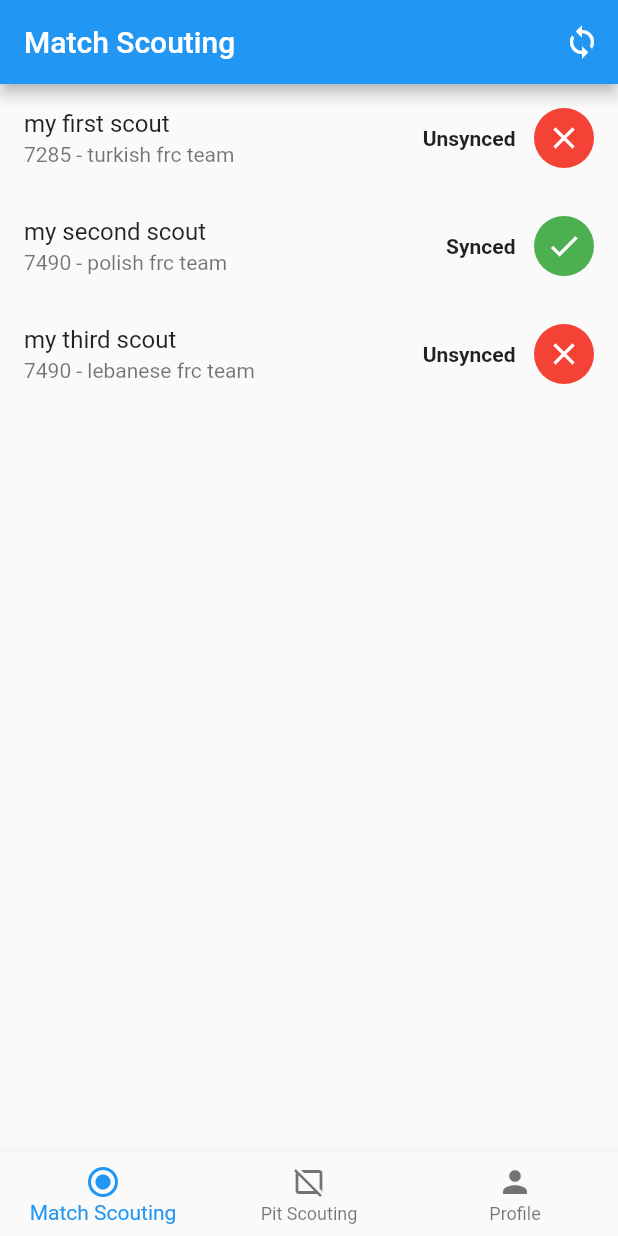
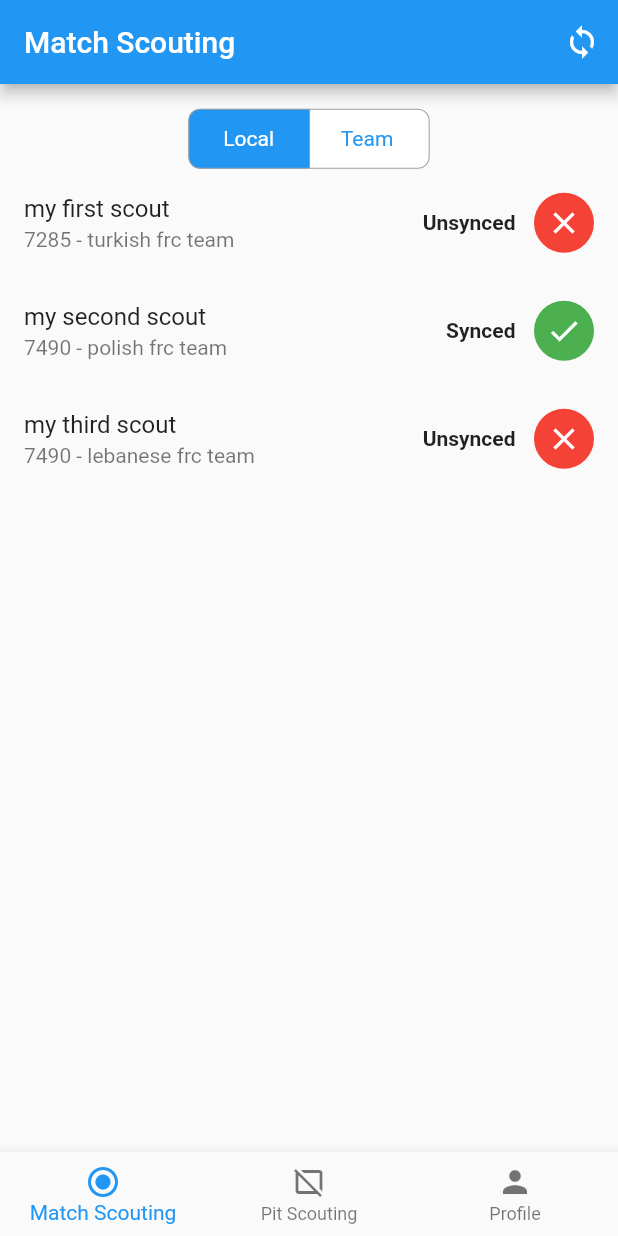
Before and after one commit to alpceylan/sneaky-scout, a Flutter app: the screen it shows after launch, on a phone screen of 412 x 824 dp. Run offline on Flutter 3.47's test engine with Material 2 defaults, Android fonts, the phone set to English and light mode, and no system bars; drawn by our look-alikes of material_segmented_control; our stand-ins replace image_picker, sqflite; accounts and stored records are empty; key blocks and very long unbroken strings in the code were emptied for the run.

Commit message:
local-team picking commit

```diff
--- a/lib/screens/match_scouting_screen.dart
+++ b/lib/screens/match_scouting_screen.dart
@@ -1,4 +1,8 @@
 import 'package:flutter/material.dart';
+import 'package:material_segmented_control/material_segmented_control.dart';
+
+// Services
+import '../services/match_scouting_service.dart';
 
 // Screens
 import './match_scouting_detail_screen.dart';
@@ -6,8 +10,22 @@ import './match_scouting_detail_screen.dart';
 // Models
 import '../models/match_scouting_team.dart';
 
-class MatchScoutingScreen extends StatelessWidget {
+class MatchScoutingScreen extends StatefulWidget {
   var teamMode = false;
+
+  @override
+  _MatchScoutingScreenState createState() => _MatchScoutingScreenState();
+}
+
+class _MatchScoutingScreenState extends State<MatchScoutingScreen> {
+  MatchScoutingService matchScoutingService = MatchScoutingService();
+
+  int _currentSelection = 0;
+  List<MatchScoutingTeam> teamList = [];
+
+  getTeams() {
+    matchScoutingService.getTeams();
+  }
 
   @override
   Widget build(BuildContext context) {
@@ -107,16 +125,41 @@ class MatchScoutingScreen extends StatelessWidget {
       );
     }
 
+    Map<int, Widget> _children = {
+      0: Text('      Local      '),
+      1: Text('      Team       '),
+    };
+
     return Container(
       child: Column(
         children: [
-          ListView.builder(
-            shrinkWrap: true,
-            itemBuilder: (ctx, i) {
-              return _createMatchScoutingListTile(mstList[i]);
+          SizedBox(
+            height: deviceHeight * 0.02,
+          ),
+          MaterialSegmentedControl(
+            children: _children,
+            selectionIndex: _currentSelection,
+            borderColor: Colors.grey,
+            selectedColor: Colors.blue,
+            unselectedColor: Colors.white,
+            borderRadius: 8.0,
+            onSegmentChosen: (index) {
+              setState(() {
+                _currentSelection = index;
+              });
             },
-            itemCount: mstList.length,
           ),
+          _currentSelection == 0
+              ? ListView.builder(
+                  shrinkWrap: true,
+                  itemBuilder: (ctx, i) {
+                    return _createMatchScoutingListTile(mstList[i]);
+                  },
+                  itemCount: mstList.length,
+                )
+              : Center(
+                  child: Text("Hi"),
+                ),
         ],
       ),
     );
--- a/pubspec.yaml
+++ b/pubspec.yaml
@@ -16,6 +16,7 @@ dependencies:
   path_provider: ^1.6.24
   sqflite: ^1.3.2+1
   image_picker: ^0.6.7+14
+  material_segmented_control: ^2.1.0+1
 
 dev_dependencies:
   flutter_test:
```
Also changed, not shown: pubspec.lock.
